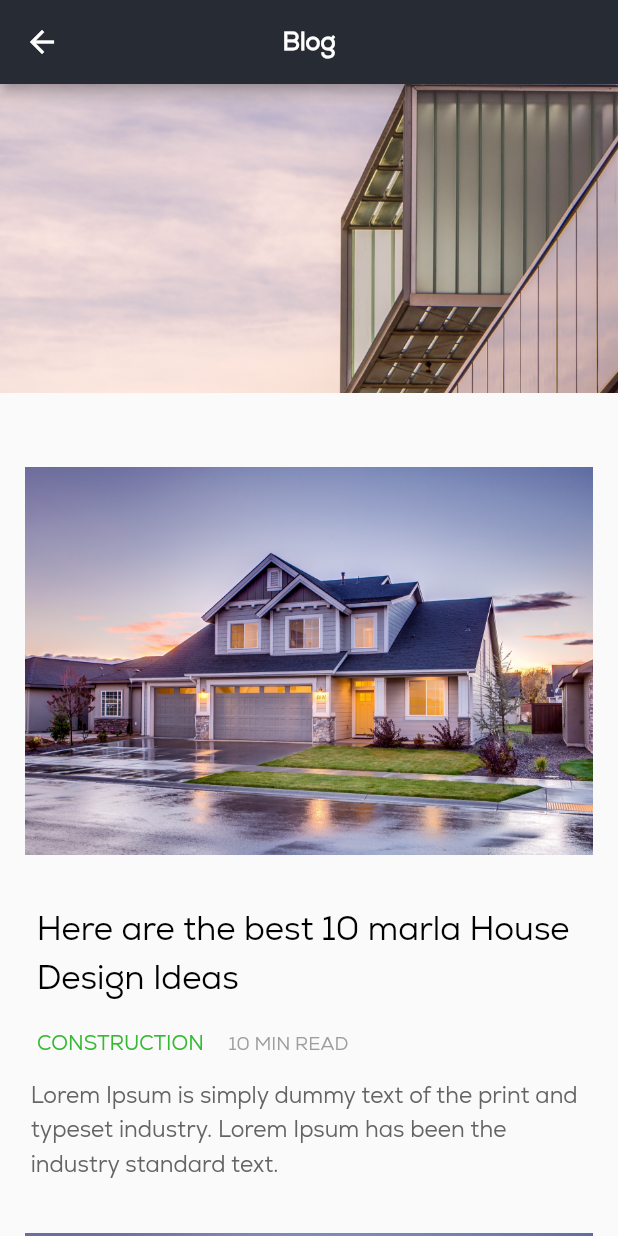
After one commit to atif1994/Real-state-mobile, a Flutter app: the Blog screen opened directly, on a phone screen of 412 x 824 dp. The commit adds this screen. Run offline on Flutter 3.47's test engine with Material 2 defaults, Android fonts, the light colour scheme and no system bars; our stand-ins replace animated_text_kit, cached_network_image, csc_picker, dio, flutter_rating_bar, fluttertoast and 5 more; accounts and stored records are empty.

Commit message:
blog
blog

```diff
--- /dev/null
+++ b/lib/Views/blog/blog.dart
@@ -0,0 +1,159 @@
+import 'package:flutter/material.dart';
+import 'package:sizer/sizer.dart';
+
+import '../../utils/constants/appcolors.dart';
+import '../../utils/constants/image_resources.dart';
+import '../../utils/styles/app_textstyles.dart';
+
+class Blog extends StatelessWidget {
+  const Blog({super.key});
+
+  @override
+  Widget build(BuildContext context) {
+    return Scaffold(
+      appBar: AppBar(
+        title: Text(
+          'Blog',
+          style: AppTextStyles.appbar,
+        ),
+        backgroundColor: AppColors.appthem,
+      ),
+      body: SingleChildScrollView(
+          child: Column(
+        children: [
+          Stack(
+            children: [
+              Column(
+                children: [
+                  SizedBox(
+                    // margin: EdgeInsets.only(
+                    //   left: 5.0.w,
+                    //   right: 5.0.w,
+                    // ),
+                    height: 25.0.h,
+                    width: 100.0.h,
+
+                    child: Image.asset(
+                      AppImageResources.propertyblog,
+                      fit: BoxFit.cover,
+                    ),
+                  ),
+                ],
+              )
+            ],
+          ),
+          SizedBox(
+            height: 0.0.h,
+          ),
+          // Container(
+          // decoration: const BoxDecoration(
+          //   color: Color.fromARGB(255, 173, 172, 172),
+          // ),
+          Container(
+            // decoration: const BoxDecoration(color: Colors.black),
+            child: Column(
+              children: [
+                SizedBox(
+                  height: 5.0.h,
+                ),
+                ListView.builder(
+                    primary: false,
+                    shrinkWrap: true,
+                    itemCount: 10,
+                    itemBuilder: (context, index) {
+                      return Container(
+                        // decoration: const BoxDecoration(color: Colors.grey),
+                        child: Column(
+                          children: [
+                            Container(
+                              margin: EdgeInsets.only(
+                                  left: 4.0.w,
+                                  right: 4.0.w,
+                                  top: index == 0 ? 1.0.h : 2.0.h),
+                              // decoration: CustomDecorations.mainCon,
+
+                              height: 60.0.h,
+                              width: 100.0.w,
+                              child: Column(
+                                // mainAxisAlignment: MainAxisAlignment.st,
+                                children: [
+                                  Image.asset(
+                                    AppImageResources.property,
+                                    fit: BoxFit.cover,
+                                  ),
+                                  SizedBox(
+                                    height: 3.0.h,
+                                  ),
+                                  Padding(
+                                    padding: const EdgeInsets.all(8.0),
+                                    child: Text(
+                                      'Here are the best 10 marla House Design Ideas',
+                                      style: AppTextStyles.labelSmall
+                                          .copyWith(fontSize: 16.sp),
+                                      textAlign: TextAlign.start,
+                                    ),
+                                  ),
+
+                                  Padding(
+                                    padding: EdgeInsets.symmetric(
+                                        vertical: 1.h, horizontal: 1.h),
+                                    child: Row(
+                                      mainAxisAlignment:
+                                          MainAxisAlignment.start,
+                                      children: [
+                                        Text(
+                                          'CONSTRUCTION',
+                                          style: AppTextStyles.labelSmall
+                                              .copyWith(
+                                                  fontSize: 10.sp,
+                                                  color: const Color.fromARGB(
+                                                      255, 54, 185, 50)),
+                                          textAlign: TextAlign.start,
+                                        ),
+                                        SizedBox(
+                                          width: 2.h,
+                                        ),
+                                        Text(
+                                          '10 MIN READ',
+                                          style:
+                                              AppTextStyles.labelSmall.copyWith(
+                                            fontSize: 9.sp,
+                                            color: Colors.grey,
+                                          ),
+                                          textAlign: TextAlign.start,
+                                        ),
+                                      ],
+                                    ),
+                                  ),
+                                  Padding(
+                                    padding: const EdgeInsets.all(4.0),
+                                    child: Text(
+                                      'Lorem Ipsum is simply dummy text of the print and typeset industry. Lorem Ipsum has been the industry standard text.',
+                                      style: AppTextStyles.labelSmall.copyWith(
+                                        fontSize: 11.sp,
+                                        color: const Color.fromARGB(
+                                            255, 100, 100, 100),
+                                      ),
+                                      // textAlign: TextAlign.center,
+                                    ),
+                                  ),
+                                  // ),
+                                ],
+                              ),
+                              // child: Image.asset(
+                              //   AppImageResources.property,
+                              //   fit: BoxFit.cover,
+                              // ),
+                            )
+                          ],
+                        ),
+                      );
+                    }),
+              ],
+            ),
+          ),
+        ],
+      )),
+    );
+  }
+}
--- a/lib/custom_widgets/drawer_widget.dart
+++ b/lib/custom_widgets/drawer_widget.dart
@@ -1,6 +1,7 @@
 import 'package:flutter/material.dart';
 import 'package:get/get.dart';
 import 'package:prologic_29/Views/AboutUs/about_us.dart';
+import 'package:prologic_29/Views/newsFeeed/newsfeed.dart';
 import 'package:prologic_29/utils/constants/appcolors.dart';
 import 'package:prologic_29/utils/constants/image_resources.dart';
 import 'package:prologic_29/utils/styles/app_textstyles.dart';
@@ -111,6 +112,9 @@ class CustomDrawer extends StatelessWidget {
             width: 100.0.w,
             color: const Color.fromARGB(255, 53, 56, 61),
             child: ListTile(
+              // onTap: () {
+              //   Get.to(() => const Blog());
+              // },
               leading: Image.asset(
                 AppImageResources.areaGuide,
                 color: AppColors.colorWhite,
@@ -156,6 +160,9 @@ class CustomDrawer extends StatelessWidget {
             width: 100.0.w,
             color: const Color.fromARGB(255, 53, 56, 61),
             child: ListTile(
+              onTap: (() {
+                Get.to(() => NewsFeed());
+              }),
               leading: Image.asset(
                 color: AppColors.colorWhite,
                 AppImageResources.newFeed,
--- a/lib/main.dart
+++ b/lib/main.dart
@@ -1,9 +1,10 @@
 import 'package:flutter/material.dart';
 import 'package:get/get_navigation/src/root/get_material_app.dart';
-import 'package:prologic_29/Views/Auth/auth.dart';
 import 'package:prologic_29/data/Services/app_bindings.dart';
 import 'package:prologic_29/data/Services/constants.dart';
 import 'package:sizer/sizer.dart';
+
+import 'Views/Auth/auth.dart';
 
 void main() {
   runApp(const MyApp());
@@ -32,6 +33,7 @@ class MyApp extends StatelessWidget {
         home:
             //Profile_Page()
             // const NewsFeed(),
+            // const Blog(),
             const Auth(),
         //MyHomePage(),
       );
--- a/lib/utils/constants/image_resources.dart
+++ b/lib/utils/constants/image_resources.dart
@@ -13,7 +13,7 @@ class AppImageResources {
   static const String property = 'assets/hhh.jpeg';
   static const String bath = 'assets/icons/bath.png';
   static const String bed = 'assets/icons/bed.png';
-  // static const String comment = ;
+  static const String propertyblog = 'assets/property.jpg';
   static const String loc = 'assets/icons/loc.png';
   static const String islamabad = 'assets/isb.jpg';
   static const String faisalabad = 'assets/faisalabad.jpeg';
```
Also changed, not shown: assets/property.jpg (added).
